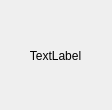
Qt form widget_resource/shimeji/base.ui (JeonHyeongJunKW/shimeji-secretary) before a commit.
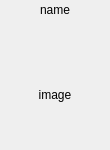
The same form after that commit.

The edit to the form file:
```diff
--- a/widget_resource/shimeji/base.ui
+++ b/widget_resource/shimeji/base.ui
@@ -6,8 +6,8 @@
    <rect>
     <x>0</x>
     <y>0</y>
-    <width>112</width>
-    <height>110</height>
+    <width>110</width>
+    <height>150</height>
    </rect>
   </property>
   <property name="windowTitle">
@@ -17,13 +17,38 @@
    <property name="geometry">
     <rect>
      <x>0</x>
+     <y>40</y>
+     <width>110</width>
+     <height>110</height>
+    </rect>
+   </property>
+   <property name="mouseTracking">
+    <bool>true</bool>
+   </property>
+   <property name="acceptDrops">
+    <bool>false</bool>
+   </property>
+   <property name="text">
+    <string>image</string>
+   </property>
+   <property name="alignment">
+    <set>Qt::AlignCenter</set>
+   </property>
+   <property name="textInteractionFlags">
+    <set>Qt::LinksAccessibleByMouse</set>
+   </property>
+  </widget>
+  <widget class="QLabel" name="name_label">
+   <property name="geometry">
+    <rect>
+     <x>0</x>
      <y>0</y>
-     <width>111</width>
-     <height>111</height>
+     <width>110</width>
+     <height>20</height>
     </rect>
    </property>
    <property name="text">
-    <string>TextLabel</string>
+    <string>name</string>
    </property>
    <property name="alignment">
     <set>Qt::AlignCenter</set>
```
Left out of the diff: 9 changed lines with no effect on the pictures.
